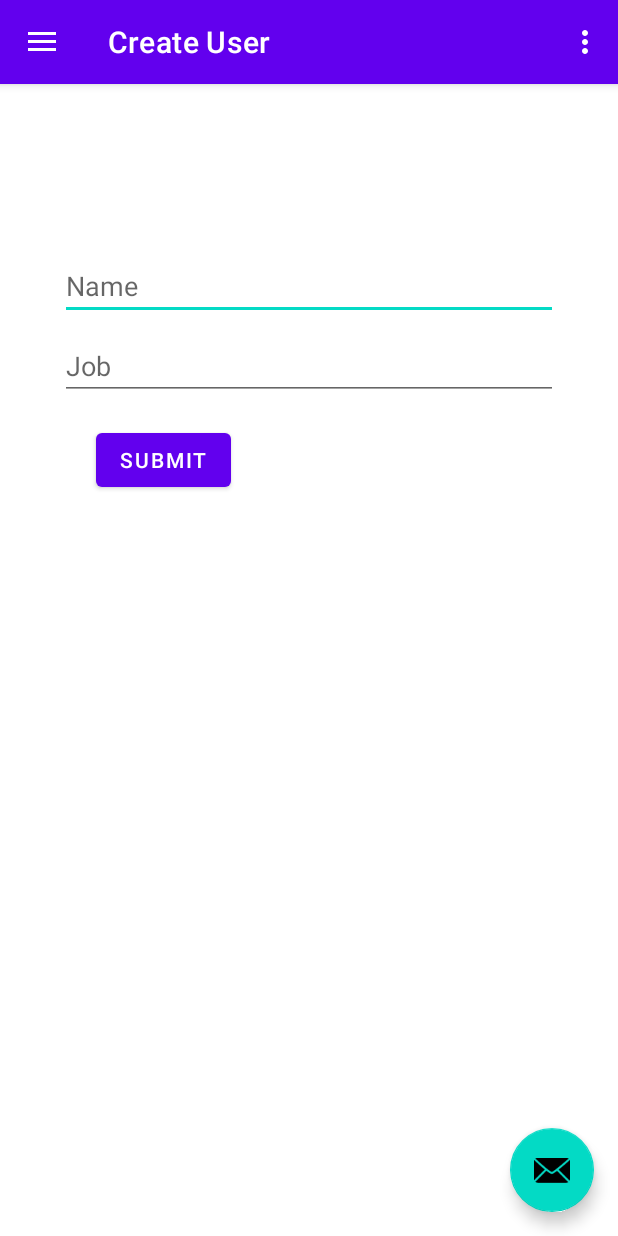
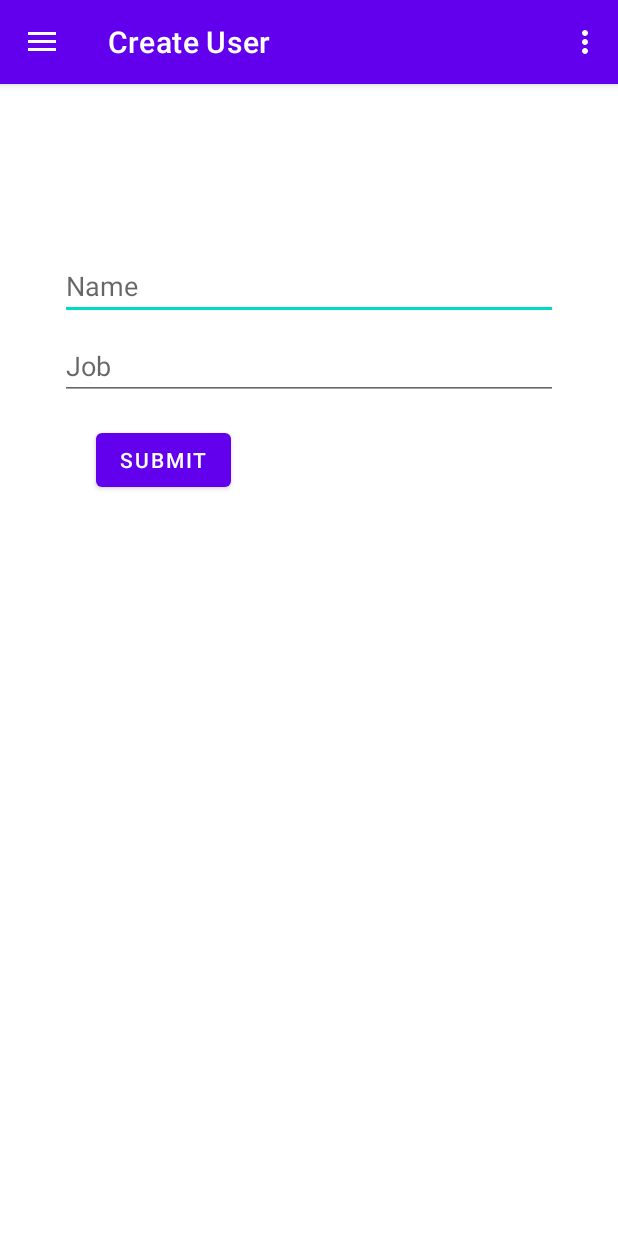
Before and after one commit to SAAD-HAYAT/Android-project, an Android app: the MainActivity screen opened directly, with no data from a screen before it, in the side drawer, after a tap on "Create User", on a phone screen of 412 x 824 dp. Run offline under Robolectric (Android 15) with nearby library versions, the phone set to English and light mode, and no system bars; our stand-ins replace navigation-ui.

```diff
--- a/app/build.gradle
+++ b/app/build.gradle
@@ -45,6 +45,9 @@ dependencies {
     implementation 'com.squareup.retrofit2:retrofit:2.1.0'
     implementation 'com.google.code.gson:gson:2.6.2'
     implementation 'com.squareup.retrofit2:converter-gson:2.1.0'
+    implementation 'androidx.annotation:annotation:1.3.0'
+    implementation 'androidx.legacy:legacy-support-v4:1.0.0'
+    implementation 'com.github.bumptech.glide:glide:4.15.1'
 
     testImplementation 'junit:junit:4.13.2'
     androidTestImplementation 'androidx.test.ext:junit:1.1.5'
--- a/app/src/main/java/com/saad/androidproject/Activity/MainActivity.java
+++ b/app/src/main/java/com/saad/androidproject/Activity/MainActivity.java
@@ -37,13 +37,13 @@ public class MainActivity extends AppCompatActivity {
         setContentView(binding.getRoot());
 
         setSupportActionBar(binding.appBarMain.toolbar);
-        binding.appBarMain.fab.setOnClickListener(new View.OnClickListener() {
-            @Override
-            public void onClick(View view) {
-                Snackbar.make(view, "Replace with your own action", Snackbar.LENGTH_LONG)
-                        .setAction("Action", null).show();
-            }
-        });
+//        binding.appBarMain.fab.setOnClickListener(new View.OnClickListener() {
+//            @Override
+//            public void onClick(View view) {
+//                Snackbar.make(view, "Replace with your own action", Snackbar.LENGTH_LONG)
+//                        .setAction("Action", null).show();
+//            }
+//        });
         DrawerLayout drawer = binding.drawerLayout;
         NavigationView navigationView = binding.navView;
         // Passing each menu ID as a set of Ids because each
--- a/app/src/main/java/com/saad/androidproject/ui/userlist/UserListFragment.java
+++ b/app/src/main/java/com/saad/androidproject/ui/userlist/UserListFragment.java
@@ -28,7 +28,7 @@ public class UserListFragment extends Fragment {
     // TODO: Customize parameter argument names
     private static final String ARG_COLUMN_COUNT = "column-count";
     // TODO: Customize parameters
-    private int mColumnCount = 3;
+    private int mColumnCount =1    ;
 
     /**
      * Mandatory empty constructor for the fragment manager to instantiate the
@@ -79,7 +79,7 @@ public class UserListFragment extends Fragment {
             call.enqueue(new Callback<UserList>() {
                 @Override
                 public void onResponse(Call<UserList> call, Response<UserList> response) {
-                    recyclerView.setAdapter(new MyUsersListRecyclerViewAdapter(response.body().data));
+                    recyclerView.setAdapter(new MyUsersListRecyclerViewAdapter(response.body().data,getActivity()));
                 }
 
                 @Override
--- a/app/src/main/res/layout/app_bar_main.xml
+++ b/app/src/main/res/layout/app_bar_main.xml
@@ -22,13 +22,6 @@
 
     <include layout="@layout/content_main" />
 
-    <com.google.android.material.floatingactionbutton.FloatingActionButton
-        android:id="@+id/fab"
-        android:layout_width="wrap_content"
-        android:layout_height="wrap_content"
-        android:layout_gravity="bottom|end"
-        android:layout_marginEnd="@dimen/fab_margin"
-        android:layout_marginBottom="16dp"
-        app:srcCompat="@android:drawable/ic_dialog_email" />
+
 
 </androidx.coordinatorlayout.widget.CoordinatorLayout>
```
Also changed, not shown: app/src/main/AndroidManifest.xml (+5 -4 lines), app/src/main/java/com/saad/androidproject/forms/LoginForm.java (+6 -3 lines), app/src/main/java/com/saad/androidproject/ui/userlist/MyUsersListRecyclerViewAdapter.java (+9 -3 lines), app/src/main/res/layout/fragment_user_list.xml (+9 -5 lines).
